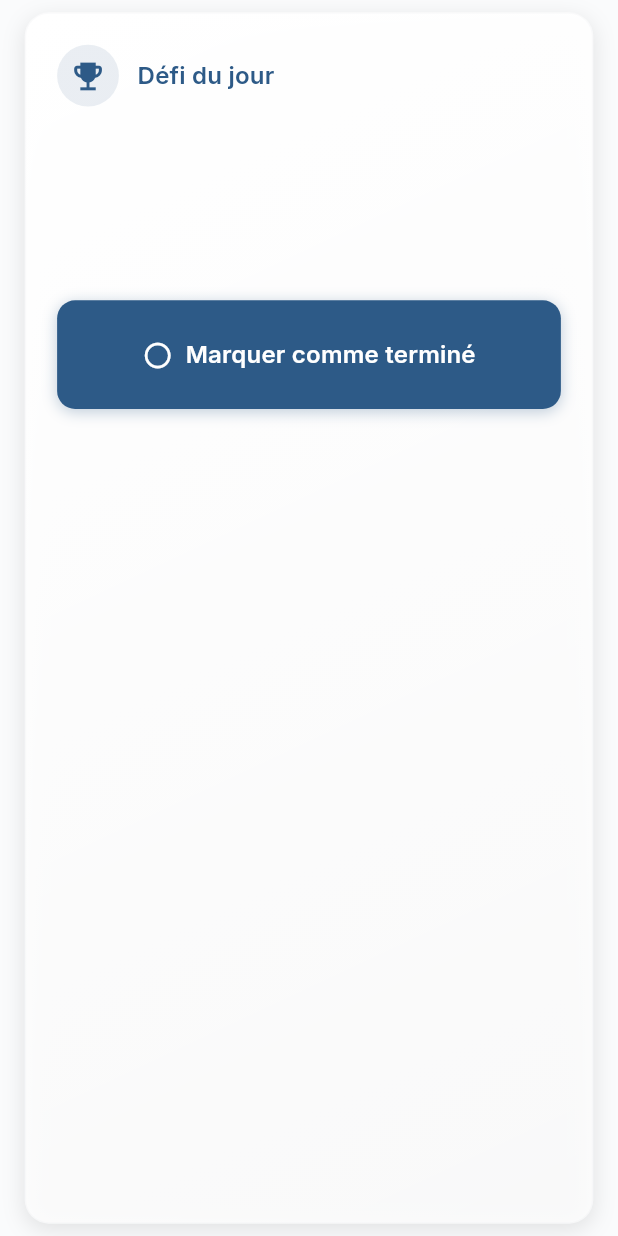
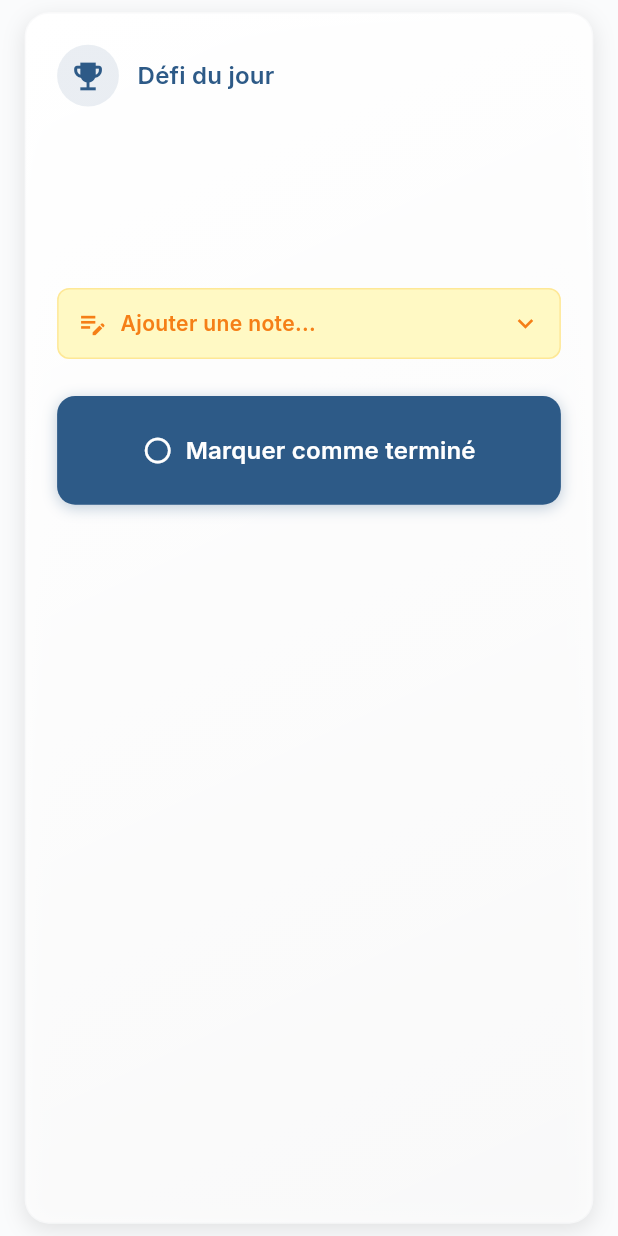
Before and after one commit to Xprriacst/dailygrowth-v2, a Flutter app: the DailyChallengeCardWidget widget shown alone on an empty page, opened directly with empty values, on a phone screen of 412 x 824 dp. Run offline on Flutter 3.47's test engine with Material 3 defaults, Android fonts, the phone set to English and light mode, and no system bars; our stand-ins replace cached_network_image, connectivity_plus, dio, fl_chart, flutter_local_notifications, flutter_svg and 7 more; missing offline and left inert: cron, dart:html, dart:js, dart:js_util, universal_html; accounts and stored records are empty; statements that could not run were skipped; project files that could hold a hidden picture were left out.

Commit message:
feat: Ajout interface notes sur défis (style Google Keep)
🎨 INTERFACE UNIQUEMENT (Frontend)
- Section notes expandable dans DailyChallengeCardWidget
- Design Google Keep (fond jaune #FFF9C4)
- Auto-save après 1s d'inactivité
- Indicateur de sauvegarde (spinner)
- Feedback haptique

📝 FONCTIONNALITÉS:
✅ Ajouter/modifier note personnelle sur défi
✅ Expandable/collapsible au clic
✅ Placeholder si vide
✅ Stockage local temporaire (variable d'état)

🔧 FICHIERS MODIFIÉS:
- DailyChallengeCardWidget: Ajout paramètres initialNote + onNoteChanged
- HomeDashboard: Ajout variable _challengeNote + callback
- FEATURE_NOTES.md: Documentation complète

⏳ TODO (Backend):
- Table challenge_notes dans Supabase
- Service NoteService pour CRUD
- RLS policies
- Migration DB
- Persistance réelle

💾 STOCKAGE ACTUEL:
Mémoire locale uniquement (perdu au reload)
Backend à implémenter: 2-3h / 150-250€

```diff
--- a/lib/presentation/home_dashboard/home_dashboard.dart
+++ b/lib/presentation/home_dashboard/home_dashboard.dart
@@ -44,6 +44,9 @@ class _HomeDashboardState extends State<HomeDashboard> with TickerProviderStateM
     "title": "Chargement...",
     "description": "Récupération du défi du jour...",
   };
+
+  // Note du défi (stockage local temporaire)
+  String _challengeNote = "";
 
   // Real inspirational quote data
   Map<String, dynamic> _inspirationalQuote = {
@@ -369,7 +372,15 @@ class _HomeDashboardState extends State<HomeDashboard> with TickerProviderStateM
                                   challengeDescription:
                                       _dailyChallenge['description'] as String,
                                   isCompleted: _isChallengeCompleted,
-                                  onToggleCompletion: _handleChallengeToggle),
+                                  onToggleCompletion: _handleChallengeToggle,
+                                  initialNote: _challengeNote,
+                                  onNoteChanged: (note) {
+                                    setState(() {
+                                      _challengeNote = note;
+                                    });
+                                    debugPrint('Note sauvegardée: $note');
+                                    // TODO: Sauvegarder en base de données
+                                  }),
 
                               SizedBox(height: 2.h),
 
--- a/lib/presentation/home_dashboard/widgets/daily_challenge_card_widget.dart
+++ b/lib/presentation/home_dashboard/widgets/daily_challenge_card_widget.dart
@@ -9,6 +9,8 @@ class DailyChallengeCardWidget extends StatefulWidget {
   final String challengeDescription;
   final bool isCompleted;
   final VoidCallback onToggleCompletion;
+  final String? initialNote;
+  final Function(String)? onNoteChanged;
 
   const DailyChallengeCardWidget({
     Key? key,
@@ -16,6 +18,8 @@ class DailyChallengeCardWidget extends StatefulWidget {
     required this.challengeDescription,
     required this.isCompleted,
     required this.onToggleCompletion,
+    this.initialNote,
+    this.onNoteChanged,
   }) : super(key: key);
 
   @override
@@ -27,6 +31,9 @@ class _DailyChallengeCardWidgetState extends State<DailyChallengeCardWidget>
     with SingleTickerProviderStateMixin {
   late AnimationController _animationController;
   late Animation<double> _scaleAnimation;
+  late TextEditingController _noteController;
+  bool _isNoteExpanded = false;
+  bool _isNoteSaving = false;
 
   @override
   void initState() {
@@ -42,11 +49,15 @@ class _DailyChallengeCardWidgetState extends State<DailyChallengeCardWidget>
       parent: _animationController,
       curve: Curves.easeInOut,
     ));
+
+    _noteController = TextEditingController(text: widget.initialNote ?? '');
+    _isNoteExpanded = (widget.initialNote?.isNotEmpty ?? false);
   }
 
   @override
   void dispose() {
     _animationController.dispose();
+    _noteController.dispose();
     super.dispose();
   }
 
@@ -56,6 +67,29 @@ class _DailyChallengeCardWidgetState extends State<DailyChallengeCardWidget>
       _animationController.reverse();
     });
     widget.onToggleCompletion();
+  }
+
+  void _toggleNoteExpansion() {
+    setState(() {
+      _isNoteExpanded = !_isNoteExpanded;
+    });
+    HapticFeedback.selectionClick();
+  }
+
+  void _saveNote() async {
+    if (widget.onNoteChanged != null) {
+      setState(() => _isNoteSaving = true);
+
+      // Simuler un délai de sauvegarde
+      await Future.delayed(Duration(milliseconds: 500));
+
+      widget.onNoteChanged!(_noteController.text);
+
+      if (mounted) {
+        setState(() => _isNoteSaving = false);
+        HapticFeedback.lightImpact();
+      }
+    }
   }
 
   @override
@@ -158,7 +192,100 @@ class _DailyChallengeCardWidgetState extends State<DailyChallengeCardWidget>
                   ),
                 ),
 
-                SizedBox(height: 4.h),
+                SizedBox(height: 3.h),
+
+                // Notes section (Google Keep style)
+                GestureDetector(
+                  onTap: _toggleNoteExpansion,
+                  child: Container(
+                    padding: EdgeInsets.all(3.w),
+                    decoration: BoxDecoration(
+                      color: Color(0xFFFFF9C4), // Jaune Google Keep
+                      borderRadius: BorderRadius.circular(8),
+                      border: Border.all(
+                        color: Color(0xFFFBC02D).withOpacity(0.3),
+                        width: 1,
+                      ),
+                    ),
+                    child: Column(
+                      crossAxisAlignment: CrossAxisAlignment.start,
+                      children: [
+                        Row(
+                          children: [
+                            CustomIconWidget(
+                              iconName: 'edit_note',
+                              color: Color(0xFFF57F17),
+                              size: 5.w,
+                            ),
+                            SizedBox(width: 2.w),
+                            Expanded(
+                              child: Text(
+                                _noteController.text.isEmpty
+                                    ? 'Ajouter une note...'
+                                    : 'Ma note',
+                                style: AppTheme.lightTheme.textTheme.bodyMedium
+                                    ?.copyWith(
+                                  color: Color(0xFFF57F17),
+                                  fontWeight: FontWeight.w600,
+                                ),
+                              ),
+                            ),
+                            if (_isNoteSaving)
+                              SizedBox(
+                                width: 4.w,
+                                height: 4.w,
+                                child: CircularProgressIndicator(
+                                  strokeWidth: 2,
+                                  valueColor: AlwaysStoppedAnimation<Color>(
+                                    Color(0xFFF57F17),
+                                  ),
+                                ),
+                              )
+                            else
+                              CustomIconWidget(
+                                iconName: _isNoteExpanded
+                                    ? 'expand_less'
+                                    : 'expand_more',
+                                color: Color(0xFFF57F17),
+                                size: 5.w,
+                              ),
+                          ],
+                        ),
+                        if (_isNoteExpanded) ...[
+                          SizedBox(height: 2.h),
+                          TextField(
+                            controller: _noteController,
+                            maxLines: 4,
+                            style: AppTheme.lightTheme.textTheme.bodyMedium
+                                ?.copyWith(
+                              color: Color(0xFF5D4037),
+                            ),
+                            decoration: InputDecoration(
+                              hintText:
+                                  'Écris tes réflexions, tes ressentis...',
+                              hintStyle: AppTheme.lightTheme.textTheme.bodyMedium
+                                  ?.copyWith(
+                                color: Color(0xFF5D4037).withOpacity(0.5),
+                              ),
+                              border: InputBorder.none,
+                              contentPadding: EdgeInsets.zero,
+                            ),
+                            onChanged: (value) {
+                              // Auto-save après 1 seconde d'inactivité
+                              Future.delayed(Duration(seconds: 1), () {
+                                if (_noteController.text == value) {
+                                  _saveNote();
+                                }
+                              });
+                            },
+                          ),
+                        ],
+                      ],
+                    ),
+                  ),
+                ),
+
+                SizedBox(height: 3.h),
 
                 // Completion button
                 GestureDetector(
```
Also changed, not shown: 1 other file.
